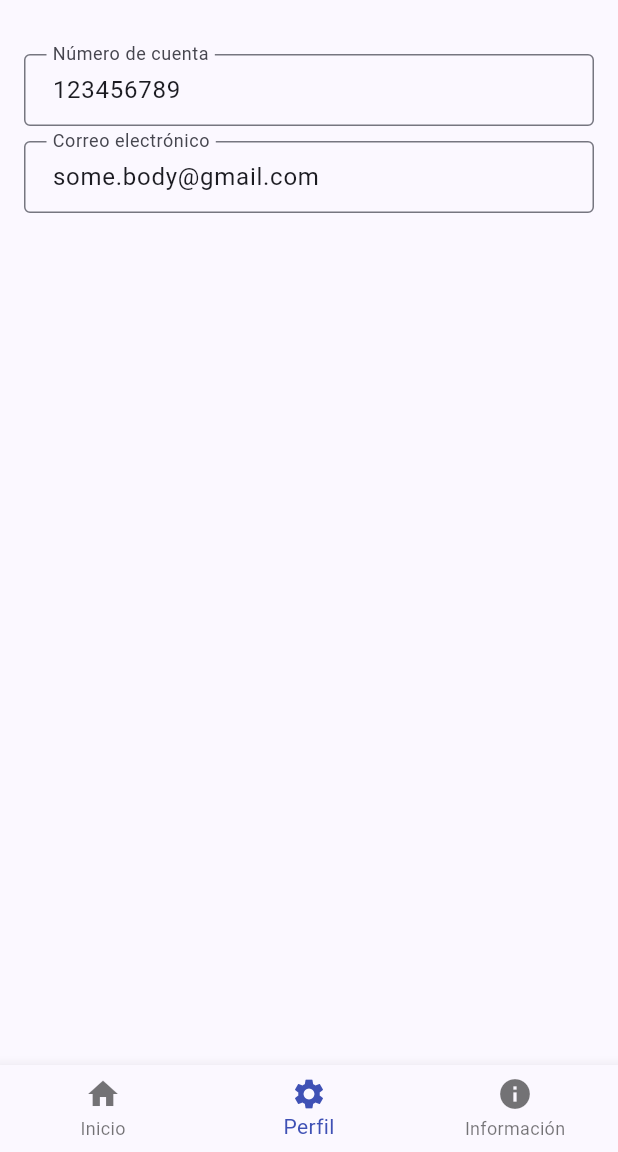
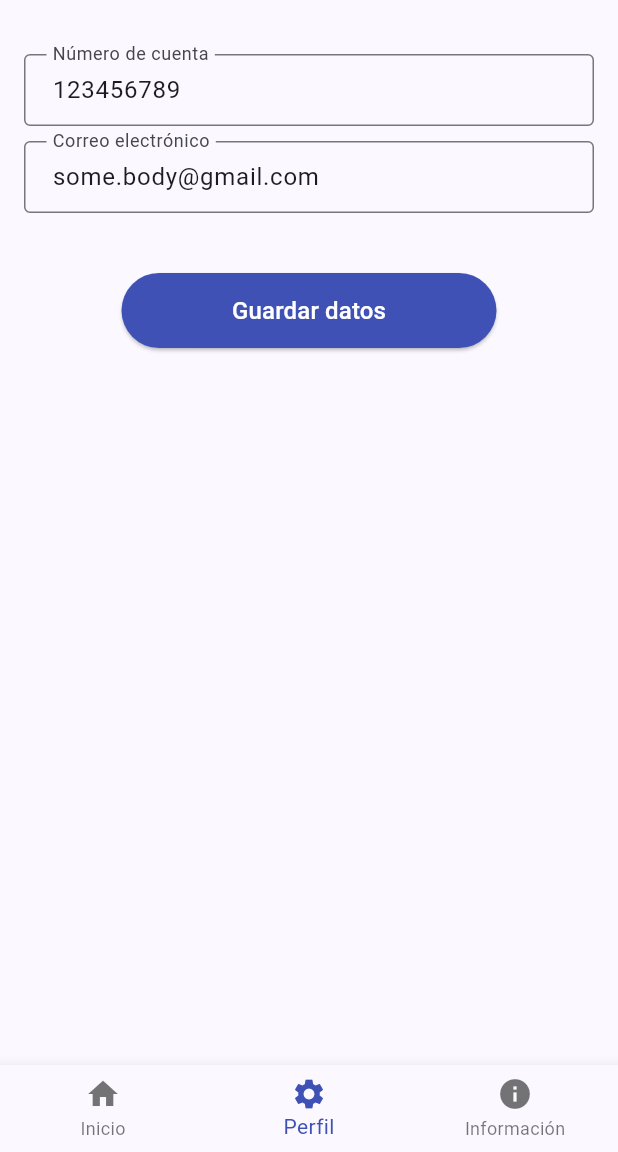
Before and after one commit to jctovar/auxilio_iztacala, a Flutter app: the screen it shows after launch, item 2 of the bottom bar chosen, on a phone screen of 412 x 824 dp, the part 84-1236 px from its top. Run offline on Flutter 3.47's test engine with Material 2 defaults, Android fonts, the light colour scheme and no system bars; drawn by our look-alikes of flutter_form_builder; our stand-ins replace device_info_plus, dio, form_builder_validators, logger, shared_preferences; missing offline and left inert: fl_location.

Commit message:
20230607

```diff
--- a/lib/widgets/profile.dart
+++ b/lib/widgets/profile.dart
@@ -1,5 +1,6 @@
 import 'package:alerta/globals/environment.dart';
 import 'package:alerta/services/helper_functions.dart';
+import 'package:alerta/utils/logger.dart';
 import 'package:flutter/material.dart';
 import 'package:flutter_form_builder/flutter_form_builder.dart';
 import 'package:form_builder_validators/form_builder_validators.dart';
@@ -59,7 +60,7 @@ class _ProfileState extends State<Profile> {
               validator: FormBuilderValidators.compose([
                 FormBuilderValidators.required(),
               ]),
-                onChanged: _saveData()),
+            ),
             const SizedBox(height: 10),
             FormBuilderTextField(
               name: 'email',
@@ -70,6 +71,26 @@ class _ProfileState extends State<Profile> {
                 FormBuilderValidators.required(),
                 FormBuilderValidators.email(),
               ]),
+            ),
+            const SizedBox(height: 40),
+            SizedBox(
+              height: 50,
+              width: 250,
+              child: ElevatedButton(
+                style: ElevatedButton.styleFrom(
+                  backgroundColor: Colors.indigo, // Background color
+                ),
+                onPressed: () {
+                  if (_formKey.currentState?.saveAndValidate() ?? false) {
+                    Logs.p.i(_formKey.currentState?.value);
+                    //_authLogin(_formKey.currentState?.value);
+                  }
+                },
+                child: const Text(
+                  'Guardar datos',
+                  style: TextStyle(color: Colors.white, fontSize: 16),
+                ),
+              ),
             )
           ],
         ));
```
Lines whose indentation alone changed are shown as unchanged.
